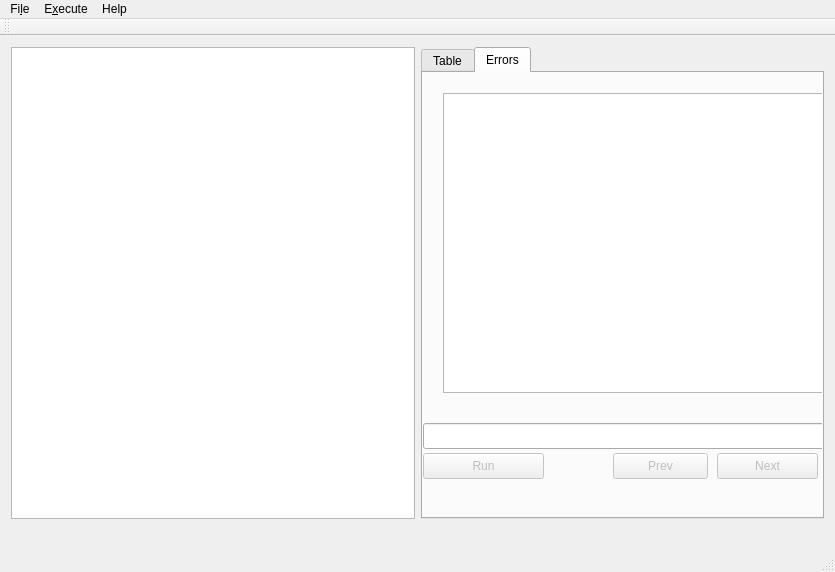
traumgedanken/turing-visual, file turi/mainwindow.ui: the form before one commit.
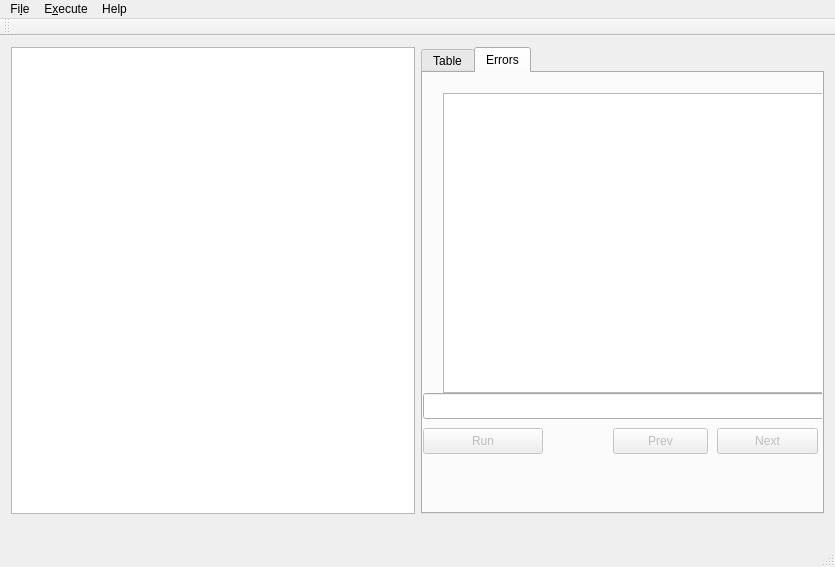
The form after the commit.

Commit message: carette prev button fix

The edit to the form file:
```diff
--- a/turi/mainwindow.ui
+++ b/turi/mainwindow.ui
@@ -7,7 +7,7 @@
     <x>0</x>
     <y>0</y>
     <width>835</width>
-    <height>572</height>
+    <height>567</height>
    </rect>
   </property>
   <property name="windowTitle">
@@ -85,8 +85,8 @@
         <property name="geometry">
          <rect>
           <x>0</x>
-          <y>380</y>
-          <width>121</width>
+          <y>355</y>
+          <width>120</width>
           <height>26</height>
          </rect>
         </property>
@@ -98,7 +98,7 @@
         <property name="geometry">
          <rect>
           <x>0</x>
-          <y>350</y>
+          <y>320</y>
           <width>406</width>
           <height>26</height>
          </rect>
@@ -111,7 +111,7 @@
         <property name="geometry">
          <rect>
           <x>294</x>
-          <y>380</y>
+          <y>355</y>
           <width>101</width>
           <height>26</height>
          </rect>
@@ -127,7 +127,7 @@
         <property name="geometry">
          <rect>
           <x>190</x>
-          <y>380</y>
+          <y>355</y>
           <width>95</width>
           <height>26</height>
          </rect>
```
Left out of the diff: 32 changed lines with no effect on the pictures. The commit also changes 1 other file.
